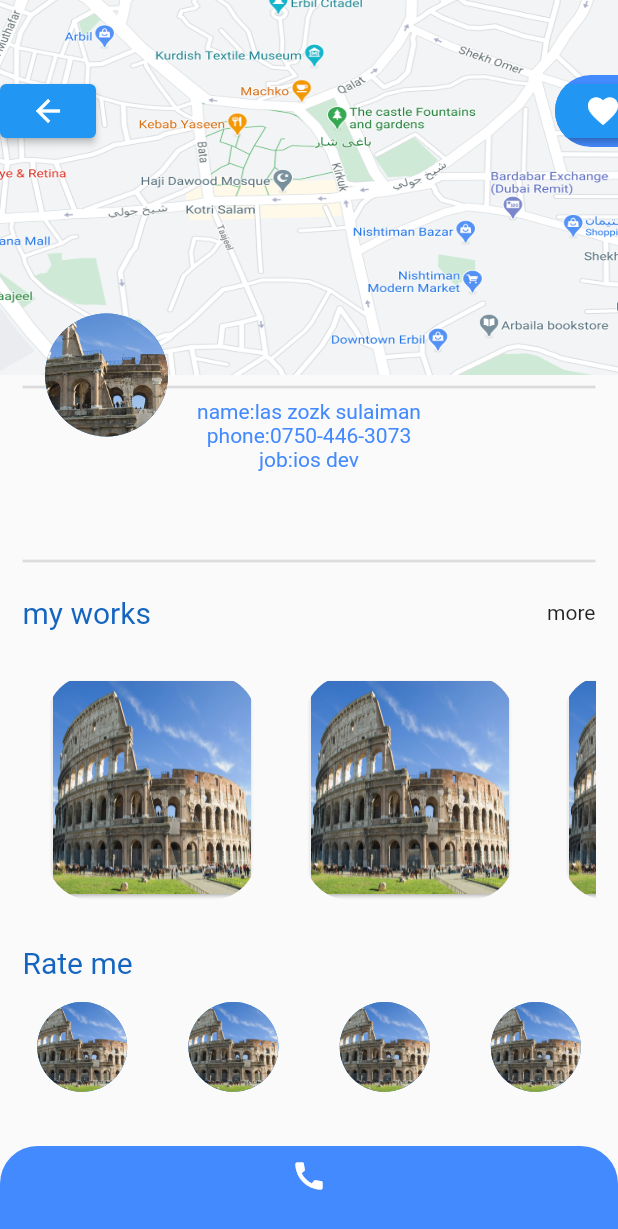
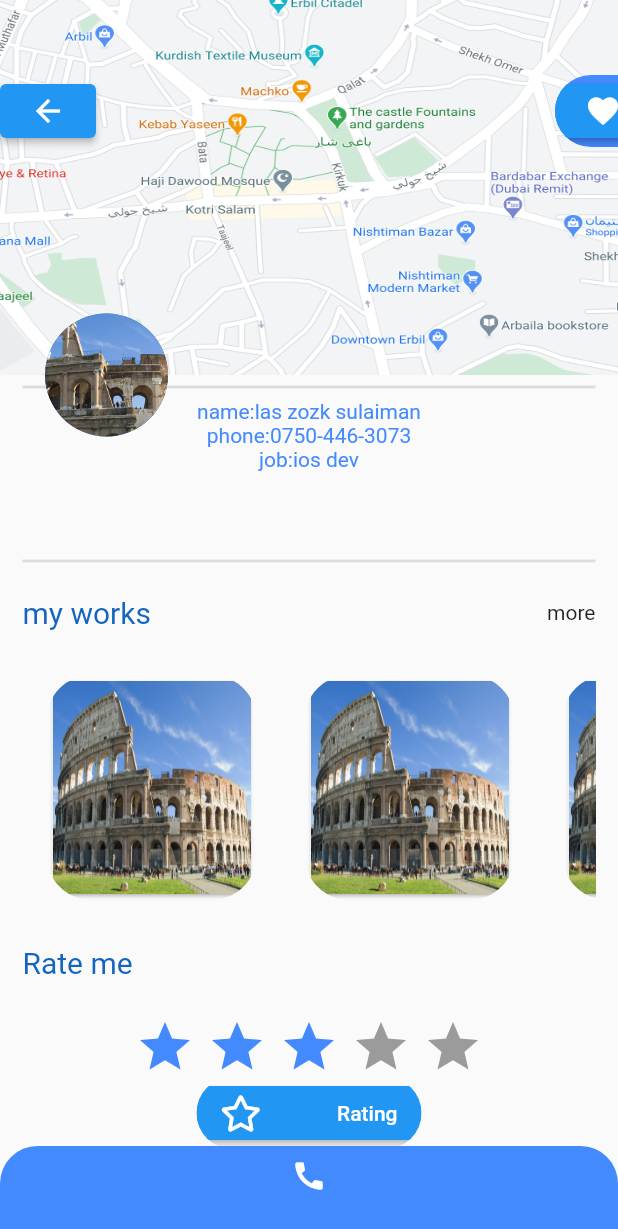
Before and after one commit to pyrolass/flutter_app, a Flutter app: the screen it shows after launch, after a tap on "las", on a phone screen of 412 x 824 dp. Shown: the top 1229 px of the screen. Run offline on Flutter 3.47's test engine with Material 2 defaults, Android fonts, the phone set to English and light mode, and no system bars; drawn by our look-alikes of flutter_rating_bar; our stand-ins replace font_awesome_flutter; missing offline and left inert: ff_navigation_bar.

Commit message:
data passing added

```diff
--- /dev/null
+++ b/lib/Data.dart
@@ -0,0 +1,3 @@
+class Data {
+  Map cardsMap = {1: 'name'};
+}
--- a/lib/SideMenu.dart
+++ b/lib/SideMenu.dart
@@ -1,4 +1,5 @@
 import 'package:flutter/material.dart';
+import 'package:font_awesome_flutter/font_awesome_flutter.dart';
 
 class SideMenu extends StatelessWidget {
   @override
@@ -68,31 +69,31 @@ class SideMenu extends StatelessWidget {
             child: Row(
               mainAxisAlignment: MainAxisAlignment.spaceBetween,
               children: [
-                FlatButton(
-                  onPressed: () {
+                InkWell(
+                  onTap: () {
                     Navigator.of(context).pop();
                   },
                   child: CircleAvatar(
+                    child: Icon(FontAwesomeIcons.twitter),
                     radius: 30,
-                    backgroundImage: AssetImage("assets/images/image1.jpg"),
                   ),
                 ),
-                FlatButton(
-                  onPressed: () {
+                InkWell(
+                  onTap: () {
                     Navigator.of(context).pop();
                   },
                   child: CircleAvatar(
+                    child: Icon(FontAwesomeIcons.facebook),
                     radius: 30,
-                    backgroundImage: AssetImage("assets/images/image1.jpg"),
                   ),
                 ),
-                FlatButton(
-                  onPressed: () {
+                InkWell(
+                  onTap: () {
                     Navigator.of(context).pop();
                   },
                   child: CircleAvatar(
+                    child: Icon(FontAwesomeIcons.instagram),
                     radius: 30,
-                    backgroundImage: AssetImage("assets/images/image1.jpg"),
                   ),
                 ),
               ],
--- a/lib/UserView.dart
+++ b/lib/UserView.dart
@@ -1,10 +1,23 @@
 import 'package:flutter/cupertino.dart';
 import 'package:flutter/material.dart';
 import 'package:flutter_app/WorkCards.dart';
+import 'package:flutter_rating_bar/flutter_rating_bar.dart';
+import 'package:font_awesome_flutter/font_awesome_flutter.dart';
 
 import 'card.dart';
 
 class UserView extends StatelessWidget {
+  final int imageIndex;
+
+  UserView({Key key, @required this.imageIndex}) : super(key: key);
+
+  final List<String> myImages = [
+    "assets/images/image1.jpg",
+    "assets/images/image2.jpeg",
+    "assets/images/image3.jpeg",
+    "assets/images/image4.jpg",
+  ];
+
   @override
   Widget build(BuildContext context) {
     return Scaffold(
@@ -56,7 +69,7 @@ class UserView extends StatelessWidget {
               Positioned(
                 child: CircleAvatar(
                   radius: 80,
-                  backgroundImage: AssetImage("assets/images/image1.jpg"),
+                  backgroundImage: AssetImage(myImages[imageIndex]),
                 ),
                 top: 170,
                 left: 30,
@@ -137,6 +150,45 @@ class UserView extends StatelessWidget {
               ],
             )),
           ),
+          Padding(
+            padding: const EdgeInsets.all(10.0),
+            child: Column(
+              children: [
+                RatingBar.builder(
+                  initialRating: 3,
+                  minRating: 1,
+                  direction: Axis.horizontal,
+                  itemCount: 5,
+                  itemPadding: EdgeInsets.symmetric(horizontal: 4.0),
+                  itemBuilder: (context, _) => Icon(
+                    Icons.star,
+                    color: Colors.blueAccent,
+                  ),
+                  onRatingUpdate: (rating) {
+                    print(rating);
+                  },
+                ),
+                Container(
+                  width: 150,
+                  child: ClipRRect(
+                    borderRadius: BorderRadius.circular(30),
+                    child: ElevatedButton(
+                      child: Row(
+                        mainAxisAlignment: MainAxisAlignment.spaceBetween,
+                        children: [
+                          Icon(FontAwesomeIcons.star),
+                          Text("Rating"),
+                        ],
+                      ),
+                      onPressed: () {
+                        Navigator.of(context).pop();
+                      },
+                    ),
+                  ),
+                )
+              ],
+            ),
+          ),
           Row(
             mainAxisAlignment: MainAxisAlignment.spaceEvenly,
             children: [
@@ -145,8 +197,8 @@ class UserView extends StatelessWidget {
                   Navigator.of(context).pop();
                 },
                 child: CircleAvatar(
+                  child: Icon(FontAwesomeIcons.twitter),
                   radius: 30,
-                  backgroundImage: AssetImage("assets/images/image1.jpg"),
                 ),
               ),
               FlatButton(
@@ -154,8 +206,8 @@ class UserView extends StatelessWidget {
                   Navigator.of(context).pop();
                 },
                 child: CircleAvatar(
+                  child: Icon(FontAwesomeIcons.facebook),
                   radius: 30,
-                  backgroundImage: AssetImage("assets/images/image1.jpg"),
                 ),
               ),
               FlatButton(
@@ -163,8 +215,8 @@ class UserView extends StatelessWidget {
                   Navigator.of(context).pop();
                 },
                 child: CircleAvatar(
+                  child: Icon(FontAwesomeIcons.instagram),
                   radius: 30,
-                  backgroundImage: AssetImage("assets/images/image1.jpg"),
                 ),
               ),
               FlatButton(
@@ -172,8 +224,8 @@ class UserView extends StatelessWidget {
                   Navigator.of(context).pop();
                 },
                 child: CircleAvatar(
+                  child: Icon(FontAwesomeIcons.tiktok),
                   radius: 30,
-                  backgroundImage: AssetImage("assets/images/image1.jpg"),
                 ),
               ),
             ],
--- a/lib/main.dart
+++ b/lib/main.dart
@@ -1,8 +1,12 @@
+import 'package:ff_navigation_bar/ff_navigation_bar.dart';
+import 'package:ff_navigation_bar/ff_navigation_bar_item.dart';
+import 'package:ff_navigation_bar/ff_navigation_bar_theme.dart';
 import 'package:flutter/material.dart';
 import 'package:flutter/rendering.dart';
 import 'package:flutter/widgets.dart';
 import 'package:flutter_app/SideMenu.dart';
 import 'package:flutter_app/UserView.dart';
+import 'package:font_awesome_flutter/font_awesome_flutter.dart';
 
 import 'card.dart';
 
@@ -26,7 +30,7 @@ class MyStatefulWidget extends StatefulWidget {
 }
 
 class widget extends State<MyStatefulWidget> {
-  int imgNo;
+  int imgNum;
   int _selectedIndex = 0;
 
   void _onItemTapped(int index) {
@@ -48,7 +52,6 @@ class widget extends State<MyStatefulWidget> {
   @override
   Widget build(BuildContext context) {
     return Scaffold(
-        extendBody: true,
       appBar: AppBar(
         backgroundColor: Colors.blueAccent,
         title: IconButton(icon: Icon(Icons.add_location)),
@@ -140,42 +143,57 @@ class widget extends State<MyStatefulWidget> {
                           FlatButton(
                               child: Cards("las", "zozk", "sulaiman", 0),
                               onPressed: () {
+                                imgNum = 0;
                                 Navigator.push(
                                     context,
                                     MaterialPageRoute(
-                                          builder: (context) => UserView()));
+                                        builder: (context) => UserView(
+                                              imageIndex: imgNum,
+                                            )));
                               }),
                           FlatButton(
                               child: Cards("las", "zozk", "sulaiman", 1),
                               onPressed: () {
+                                imgNum = 1;
                                 Navigator.push(
                                     context,
                                     MaterialPageRoute(
-                                          builder: (context) => UserView()));
+                                        builder: (context) => UserView(
+                                              imageIndex: imgNum,
+                                            )));
                               }),
                           FlatButton(
                               child: Cards("las", "zozk", "sulaiman", 2),
                               onPressed: () {
+                                imgNum = 2;
                                 Navigator.push(
                                     context,
                                     MaterialPageRoute(
-                                          builder: (context) => UserView()));
+                                        builder: (context) => UserView(
+                                              imageIndex: imgNum,
+                                            )));
                               }),
                           FlatButton(
                               child: Cards("las", "zozk", "sulaiman", 3),
                               onPressed: () {
+                                imgNum = 3;
                                 Navigator.push(
                                     context,
                                     MaterialPageRoute(
-                                          builder: (context) => UserView()));
+                                        builder: (context) => UserView(
+                                              imageIndex: imgNum,
+                                            )));
                               }),
                           FlatButton(
                               child: Cards("las", "zozk", "sulaiman", 0),
                               onPressed: () {
+                                imgNum = 0;
                                 Navigator.push(
                                     context,
                                     MaterialPageRoute(
-                                          builder: (context) => UserView()));
+                                        builder: (context) => UserView(
+                                              imageIndex: imgNum,
+                                            )));
                               }),
                         ],
                         scrollDirection: Axis.horizontal,
@@ -212,42 +230,57 @@ class widget extends State<MyStatefulWidget> {
                         FlatButton(
                             child: Cards("las", "zozk", "sulaiman", 0),
                             onPressed: () {
+                              imgNum = 0;
                               Navigator.push(
                                   context,
                                   MaterialPageRoute(
-                                        builder: (context) => UserView()));
+                                      builder: (context) => UserView(
+                                            imageIndex: imgNum,
+                                          )));
                             }),
                         FlatButton(
                             child: Cards("las", "zozk", "sulaiman", 1),
                             onPressed: () {
+                              imgNum = 1;
                               Navigator.push(
                                   context,
                                   MaterialPageRoute(
-                                        builder: (context) => UserView()));
+                                      builder: (context) => UserView(
+                                            imageIndex: imgNum,
+                                          )));
                             }),
                         FlatButton(
                             child: Cards("las", "zozk", "sulaiman", 2),
                             onPressed: () {
+                              imgNum = 2;
                               Navigator.push(
                                   context,
                                   MaterialPageRoute(
-                                        builder: (context) => UserView()));
+                                      builder: (context) => UserView(
+                                            imageIndex: imgNum,
+                                          )));
                             }),
                         FlatButton(
                             child: Cards("las", "zozk", "sulaiman", 3),
                             onPressed: () {
+                              imgNum = 3;
                               Navigator.push(
                                   context,
                                   MaterialPageRoute(
-                                        builder: (context) => UserView()));
+                                      builder: (context) => UserView(
+                                            imageIndex: imgNum,
+                                          )));
                             }),
                         FlatButton(
                             child: Cards("las", "zozk", "sulaiman", 0),
                             onPressed: () {
+                              imgNum = 0;
                               Navigator.push(
                                   context,
                                   MaterialPageRoute(
-                                        builder: (context) => UserView()));
+                                      builder: (context) => UserView(
+                                            imageIndex: imgNum,
+                                          )));
                             }),
                       ],
                       scrollDirection: Axis.horizontal,
@@ -283,42 +316,57 @@ class widget extends State<MyStatefulWidget> {
                         FlatButton(
                             child: Cards("las", "zozk", "sulaiman", 0),
                             onPressed: () {
+                              imgNum = 0;
                               Navigator.push(
                                   context,
                                   MaterialPageRoute(
-                                        builder: (context) => UserView()));
+                                      builder: (context) => UserView(
+                                            imageIndex: imgNum,
+                                          )));
                             }),
                         FlatButton(
                             child: Cards("las", "zozk", "sulaiman", 1),
                             onPressed: () {
+                              imgNum = 1;
                               Navigator.push(
                                   context,
                                   MaterialPageRoute(
-                                        builder: (context) => UserView()));
+                                      builder: (context) => UserView(
+                                            imageIndex: imgNum,
+                                          )));
                             }),
                         FlatButton(
                             child: Cards("las", "zozk", "sulaiman", 2),
                             onPressed: () {
+                              imgNum = 2;
                               Navigator.push(
                                   context,
                                   MaterialPageRoute(
-                                        builder: (context) => UserView()));
+                                      builder: (context) => UserView(
+                                            imageIndex: imgNum,
+                                          )));
                             }),
                         FlatButton(
                             child: Cards("las", "zozk", "sulaiman", 3),
                             onPressed: () {
+                              imgNum = 3;
                               Navigator.push(
                                   context,
                                   MaterialPageRoute(
-                                        builder: (context) => UserView()));
+                                      builder: (context) => UserView(
+                                            imageIndex: imgNum,
+                                          )));
                             }),
                         FlatButton(
                             child: Cards("las", "zozk", "sulaiman", 0),
                             onPressed: () {
+                              imgNum = 0;
                               Navigator.push(
                                   context,
                                   MaterialPageRoute(
-                                        builder: (context) => UserView()));
+                                      builder: (context) => UserView(
+                                            imageIndex: imgNum,
+                                          )));
                             }),
                       ],
                       scrollDirection: Axis.horizontal,
@@ -328,35 +376,41 @@ class widget extends State<MyStatefulWidget> {
           ),
         ),
       ),
-        bottomNavigationBar: ClipRRect(
-          borderRadius: BorderRadius.only(
-              topRight: Radius.circular(25), topLeft: Radius.circular(25)),
-          child: BottomNavigationBar(
-            type: BottomNavigationBarType.fixed,
-            unselectedItemColor: Colors.white,
-            selectedItemColor: Colors.yellow,
-            backgroundColor: Colors.blueAccent,
-            items: const <BottomNavigationBarItem>[
-              BottomNavigationBarItem(
-                icon: Icon(Icons.home),
+      bottomNavigationBar: FFNavigationBar(
+        theme: FFNavigationBarTheme(
+          unselectedItemIconColor: Colors.white,
+          barBackgroundColor: Colors.blueAccent,
+          selectedItemBorderColor: Colors.white,
+          selectedItemBackgroundColor: Colors.blueAccent,
+          selectedItemIconColor: Colors.white,
+          selectedItemLabelColor: Colors.white,
+          unselectedItemLabelColor: Colors.white,
+        ),
+        selectedIndex: _selectedIndex,
+        onSelectTab: (index) {
+          setState(() {
+            _selectedIndex = index;
+          });
+        },
+        items: [
+          FFNavigationBarItem(
+            iconData: FontAwesomeIcons.home,
             label: 'Home',
           ),
-              BottomNavigationBarItem(
-                icon: Icon(Icons.favorite),
+          FFNavigationBarItem(
+            iconData: FontAwesomeIcons.heart,
             label: 'Favorite',
           ),
-              BottomNavigationBarItem(
-                icon: Icon(Icons.explore),
-                label: 'NearBy',
+          FFNavigationBarItem(
+            iconData: FontAwesomeIcons.globe,
+            label: 'Near By',
           ),
-              BottomNavigationBarItem(
-                icon: Icon(Icons.notifications_active),
+          FFNavigationBarItem(
+            iconData: FontAwesomeIcons.newspaper,
             label: 'Notification',
-              )
+          ),
         ],
-            currentIndex: _selectedIndex,
-            onTap: _onItemTapped,
       ),
-        ));
+    );
   }
 }
--- a/pubspec.yaml
+++ b/pubspec.yaml
@@ -29,6 +29,10 @@ dependencies:
   # The following adds the Cupertino Icons font to your application.
   # Use with the CupertinoIcons class for iOS style icons.
   cupertino_icons: ^1.0.2
+  flutter_rating_bar: ^3.2.0+1
+  ff_navigation_bar: ^0.1.4
+  font_awesome_flutter: ^8.11.0
+
 
 dev_dependencies:
   flutter_test:
```
Also changed, not shown: lib/card.dart (+9 -0 lines), pubspec.lock. Lines whose indentation alone changed are shown as unchanged.
